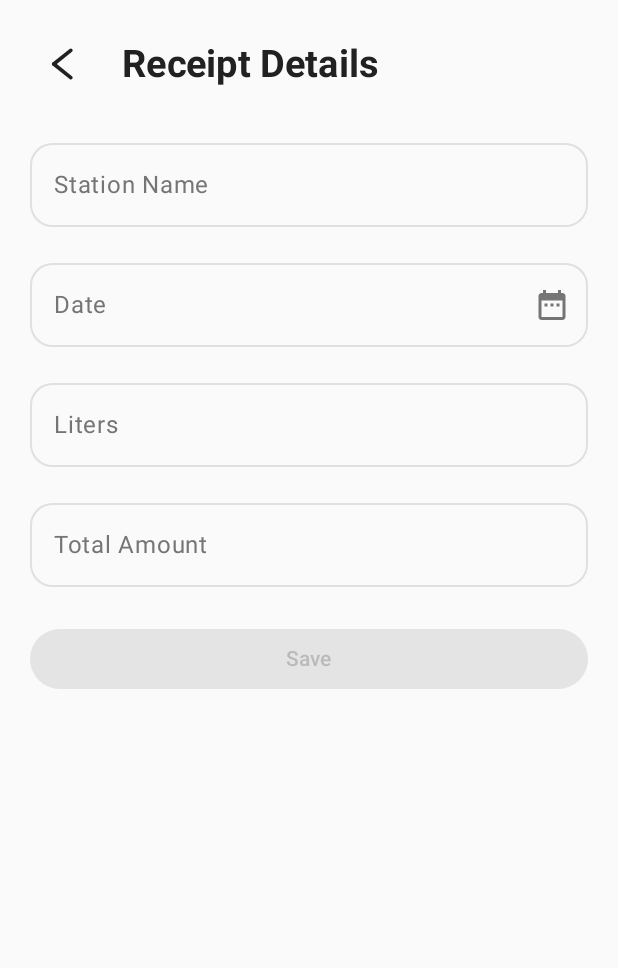
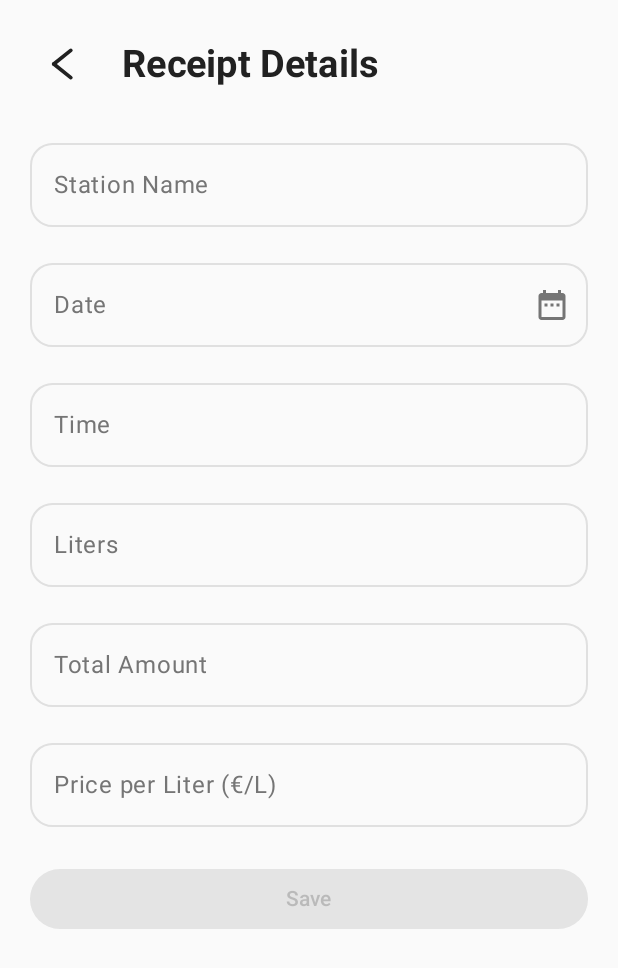
Before and after one commit to RoussosPhilip/App-Receipt-Scanner, an Android app built with Jetpack Compose: the ManualEntryScreen screen opened through its navigation route, on a phone screen of 412 x 824 dp. Shown: the top 968 px of the screen. Run offline under Robolectric (Android 15) with nearby library versions, the phone set to English and light mode, and no system bars; our stand-ins replace Room's generated code.

Commit message:
feat:  add time field and auto-calculated unit price with reverse calculation

```diff
--- a/app/src/main/java/com/example/receipt_scanner/data/AppDataBase.kt
+++ b/app/src/main/java/com/example/receipt_scanner/data/AppDataBase.kt
@@ -5,7 +5,7 @@ import androidx.room.Database
 import androidx.room.Room
 import androidx.room.RoomDatabase
 
-@Database(entities = [FuelRecord::class], version = 1, exportSchema = false)
+@Database(entities = [FuelRecord::class], version = 2, exportSchema = false)
 abstract class AppDataBase : RoomDatabase(){
 
     abstract fun fuelRecordDao(): FuelRecordDao
--- a/app/src/main/java/com/example/receipt_scanner/data/FuelRecord.kt
+++ b/app/src/main/java/com/example/receipt_scanner/data/FuelRecord.kt
@@ -9,6 +9,7 @@ data class FuelRecord(
     val id: Int = 0,
     val stationName: String,
     val date: String,
+    val time: String = "",
     val liters: Double,
     val amount: Double
 )
--- a/app/src/main/java/com/example/receipt_scanner/ui/components/FuelRecordItem.kt
+++ b/app/src/main/java/com/example/receipt_scanner/ui/components/FuelRecordItem.kt
@@ -1,9 +1,7 @@
 package com.example.receipt_scanner.ui.components
 
-import android.text.style.BackgroundColorSpan
 import androidx.compose.foundation.background
 import androidx.compose.foundation.layout.*
-import androidx.compose.foundation.shape.CircleShape
 import androidx.compose.foundation.shape.RoundedCornerShape
 import androidx.compose.material3.Card
 import androidx.compose.material3.CardDefaults
@@ -69,7 +67,7 @@ fun FuelRecordItem(record: FuelRecord) {
                 )
 
                 Text(
-                    text = "$displayDate • ${record.liters} L",
+                    text = "$displayDate • ${record.time} • ${record.liters} L",
                     style = MaterialTheme.typography.bodyMedium,
                     color = Color.Gray
                 )
--- a/app/src/main/java/com/example/receipt_scanner/ui/screens/HistoryScreen.kt
+++ b/app/src/main/java/com/example/receipt_scanner/ui/screens/HistoryScreen.kt
@@ -12,7 +12,6 @@ import androidx.compose.foundation.layout.size
 import androidx.compose.foundation.layout.width
 import androidx.compose.foundation.lazy.LazyColumn
 import androidx.compose.foundation.lazy.items
-import androidx.compose.material3.HorizontalDivider
 import androidx.compose.material3.MaterialTheme
 import androidx.compose.material3.Scaffold
 import androidx.compose.material3.Text
--- a/app/src/main/java/com/example/receipt_scanner/ui/screens/ManualEntryScreen.kt
+++ b/app/src/main/java/com/example/receipt_scanner/ui/screens/ManualEntryScreen.kt
@@ -20,6 +20,7 @@ import androidx.compose.ui.unit.dp
 import androidx.compose.ui.unit.sp
 import com.example.receipt_scanner.data.AppDataBase
 import com.example.receipt_scanner.ui.components.DatePickerDialog
+import com.example.receipt_scanner.ui.components.TimePickerDialog
 import com.example.receipt_scanner.ui.components.ChevronLeft
 import androidx.compose.runtime.rememberCoroutineScope
 import kotlinx.coroutines.launch
@@ -36,10 +37,16 @@ fun ManualEntryScreen(
 ) {
     var stationName by remember { mutableStateOf("") }
     var date by remember { mutableStateOf("") }
+    var time by remember { mutableStateOf("") }
     var liters by remember { mutableStateOf("") }
     var amount by remember { mutableStateOf("") }
+    var unitPrice by remember { mutableStateOf("") }
+    var fuelType by remember { mutableStateOf("") }
+
+    var unitPriceManuallyEdited by remember { mutableStateOf(false) }
 
     var showDatePicker by remember { mutableStateOf(false) }
+    var showTimePicker by remember { mutableStateOf(false) }
 
     val context = LocalContext.current
     val database = remember { AppDataBase.getDataBase(context) }
@@ -47,6 +54,7 @@ fun ManualEntryScreen(
     val scope = rememberCoroutineScope()
 
     val dateInteractionSource = remember { MutableInteractionSource() }
+    val timeInteractionSource = remember { MutableInteractionSource() }
 
     val displayDate = remember(date) {
         if (date.isNotEmpty()) {
@@ -68,6 +76,26 @@ fun ManualEntryScreen(
         dateInteractionSource.interactions.collect { interaction ->
             if (interaction is PressInteraction.Release) {
                 showDatePicker = true
+            }
+        }
+    }
+
+    LaunchedEffect(timeInteractionSource) {
+        timeInteractionSource.interactions.collect { interaction ->
+            if (interaction is PressInteraction.Release){
+                showTimePicker = true
+            }
+        }
+    }
+
+    LaunchedEffect(amount, liters) {
+        if (!unitPriceManuallyEdited) {
+            val amountDouble = amount.toDoubleOrNull()
+            val litersDouble = liters.toDoubleOrNull()
+            if (amountDouble != null && litersDouble != null && litersDouble > 0) {
+                unitPrice = String.format("%.3f", amountDouble / litersDouble)
+            } else if (amount.isEmpty() || liters.isEmpty()) {
+                unitPrice = ""
             }
         }
     }
@@ -140,8 +168,23 @@ fun ManualEntryScreen(
                 Spacer(modifier = Modifier.height(16.dp))
 
                 OutlinedTextField(
+                    value = time,
+                    onValueChange = {},
+                    label = {Text("Time")},
+                    readOnly = true,
+                    interactionSource = timeInteractionSource,
+                    modifier = Modifier.fillMaxWidth(),
+                    shape = RoundedCornerShape(15.dp)
+                )
+
+                Spacer(modifier = Modifier.height(16.dp))
+
+                OutlinedTextField(
                     value = liters,
-                    onValueChange = { liters = it },
+                    onValueChange = {
+                        liters = it
+                        unitPriceManuallyEdited = false
+                    },
                     label = { Text("Liters") },
                     keyboardOptions = KeyboardOptions(keyboardType = KeyboardType.Decimal),
                     modifier = Modifier.fillMaxWidth(),
@@ -152,8 +195,31 @@ fun ManualEntryScreen(
 
                 OutlinedTextField(
                     value = amount,
-                    onValueChange = { amount = it },
+                    onValueChange = {
+                        amount = it
+                        unitPriceManuallyEdited = false
+                    },
                     label = { Text("Total Amount") },
+                    keyboardOptions = KeyboardOptions(keyboardType = KeyboardType.Decimal),
+                    modifier = Modifier.fillMaxWidth(),
+                    shape = RoundedCornerShape(15.dp)
+                )
+
+                Spacer(modifier = Modifier.height(16.dp))
+
+                OutlinedTextField(
+                    value = unitPrice,
+                    onValueChange = {
+                        unitPrice = it
+                        unitPriceManuallyEdited = true
+
+                        val priceDouble = it.toDoubleOrNull()
+                        val litersDouble = liters.toDoubleOrNull()
+                        if (priceDouble != null && litersDouble != null && litersDouble > 0) {
+                            amount = String.format("%.2f", priceDouble * litersDouble)
+                        }
+                    },
+                    label = { Text("Price per Liter (€/L)") },
                     keyboardOptions = KeyboardOptions(keyboardType = KeyboardType.Decimal),
                     modifier = Modifier.fillMaxWidth(),
                     shape = RoundedCornerShape(15.dp)
@@ -169,6 +235,7 @@ fun ManualEntryScreen(
                         val record = com.example.receipt_scanner.data.FuelRecord(
                             stationName = stationName,
                             date = date,
+                            time = time,
                             liters = litersDouble,
                             amount = amountDouble
                         )
@@ -183,6 +250,7 @@ fun ManualEntryScreen(
                     modifier = Modifier.fillMaxWidth(),
                     enabled = stationName.isNotBlank() &&
                             date.isNotBlank() &&
+                            time.isNotBlank() &&
                             liters.isNotBlank() &&
                             amount.isNotBlank()
                 ) {
@@ -202,4 +270,14 @@ fun ManualEntryScreen(
             onDismiss = { showDatePicker = false }
         )
     }
+
+    if (showTimePicker) {
+        TimePickerDialog(
+            onConfirm = { selectedTime ->
+                time = selectedTime
+                showTimePicker = false
+            },
+            onDismiss = {showTimePicker = false}
+        )
+    }
 }
```
Also changed, not shown: app/src/main/java/com/example/receipt_scanner/ui/components/TimePickerDialog.kt (added, +83 -0 lines).
